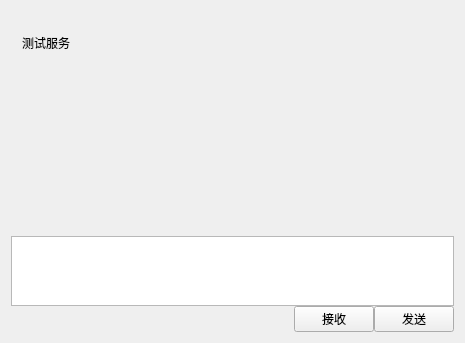
enenr2/SimpleChat, file client/chatpage.ui: the form before one commit.
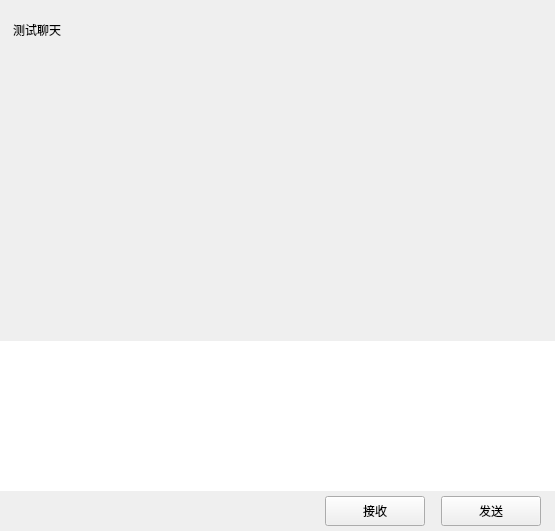
The form after the commit. Custom widgets are drawn as their Qt base class.

The edit to the form file:
```diff
--- a/client/chatpage.ui
+++ b/client/chatpage.ui
@@ -6,17 +6,41 @@
    <rect>
     <x>0</x>
     <y>0</y>
-    <width>465</width>
-    <height>343</height>
+    <width>555</width>
+    <height>531</height>
    </rect>
   </property>
   <property name="windowTitle">
    <string>Form</string>
   </property>
   <layout class="QVBoxLayout" name="verticalLayout">
+   <property name="spacing">
+    <number>0</number>
+   </property>
+   <property name="leftMargin">
+    <number>0</number>
+   </property>
+   <property name="topMargin">
+    <number>0</number>
+   </property>
+   <property name="rightMargin">
+    <number>0</number>
+   </property>
+   <property name="bottomMargin">
+    <number>0</number>
+   </property>
    <item>
     <widget class="QWidget" name="chat_data_wid" native="true">
-     <layout class="QGridLayout" name="gridLayout_2" rowstretch="2,7,1,3,1">
+     <property name="sizePolicy">
+      <sizepolicy hsizetype="Expanding" vsizetype="Expanding">
+       <horstretch>0</horstretch>
+       <verstretch>0</verstretch>
+      </sizepolicy>
+     </property>
+     <layout class="QVBoxLayout" name="verticalLayout_2">
+      <property name="spacing">
+       <number>0</number>
+      </property>
       <property name="leftMargin">
        <number>0</number>
       </property>
@@ -29,10 +53,7 @@
       <property name="bottomMargin">
        <number>0</number>
       </property>
-      <property name="spacing">
-       <number>0</number>
-      </property>
-      <item row="0" column="0">
+      <item>
        <widget class="QWidget" name="title_wid" native="true">
         <property name="minimumSize">
          <size>
@@ -46,7 +67,7 @@
           <height>60</height>
          </size>
         </property>
-        <layout class="QGridLayout" name="gridLayout">
+        <layout class="QVBoxLayout" name="verticalLayout_3">
          <property name="leftMargin">
           <number>11</number>
          </property>
@@ -59,64 +80,92 @@
          <property name="bottomMargin">
           <number>2</number>
          </property>
-         <property name="horizontalSpacing">
-          <number>2</number>
-         </property>
-         <item row="0" column="0">
-          <widget class="QLabel" name="title_lb">
-           <property name="minimumSize">
-            <size>
-             <width>0</width>
-             <height>60</height>
-            </size>
-           </property>
-           <property name="maximumSize">
-            <size>
-             <width>16777215</width>
-             <height>60</height>
-            </size>
-           </property>
-           <property name="text">
-            <string>测试服务</string>
-           </property>
+         <item>
+          <widget class="QWidget" name="widget" native="true">
+           <layout class="QHBoxLayout" name="horizontalLayout_3">
+            <property name="leftMargin">
+             <number>2</number>
+            </property>
+            <property name="topMargin">
+             <number>2</number>
+            </property>
+            <property name="rightMargin">
+             <number>2</number>
+            </property>
+            <property name="bottomMargin">
+             <number>2</number>
+            </property>
+            <item>
+             <widget class="QLabel" name="title_lb">
+              <property name="text">
+               <string>测试聊天</string>
+              </property>
+             </widget>
+            </item>
+           </layout>
           </widget>
          </item>
         </layout>
        </widget>
       </item>
-      <item row="1" column="0">
-       <widget class="ChatView" name="send_wid" native="true"/>
+      <item>
+       <widget class="ChatView" name="chat_data_list" native="true"/>
       </item>
-      <item row="2" column="0">
+      <item>
        <widget class="QWidget" name="tool_wid" native="true">
-        <layout class="QHBoxLayout" name="horizontalLayout_3" stretch="4,1,4,42">
-         <property name="spacing">
-          <number>0</number>
-         </property>
+        <property name="minimumSize">
+         <size>
+          <width>0</width>
+          <height>40</height>
+         </size>
+        </property>
+        <property name="maximumSize">
+         <size>
+          <width>16777215</width>
+          <height>40</height>
+         </size>
+        </property>
+        <layout class="QHBoxLayout" name="horizontalLayout_5">
          <property name="leftMargin">
-          <number>0</number>
+          <number>2</number>
          </property>
          <property name="topMargin">
-          <number>0</number>
+          <number>2</number>
          </property>
          <property name="rightMargin">
-          <number>0</number>
+          <number>2</number>
          </property>
          <property name="bottomMargin">
-          <number>0</number>
+          <number>2</number>
          </property>
+         <item>
+          <spacer name="horizontalSpacer_7">
+           <property name="orientation">
+            <enum>Qt::Orientation::Horizontal</enum>
+           </property>
+           <property name="sizeType">
+            <enum>QSizePolicy::Policy::Fixed</enum>
+           </property>
+           <property name="sizeHint" stdset="0">
+            <size>
+             <width>5</width>
+             <height>20</height>
+            </size>
+           </property>
+          </spacer>
+         </item>
          <item>
           <widget class="ClickedLabel" name="emo_lb">
            <property name="minimumSize">
             <size>
-             <width>30</width>
-             <height>30</height>
+             <width>25</width>
+             <height>25</height>
             </size>
            </property>
            <property name="maximumSize">
             <size>
-             <width>35</width>
-             <height>35</height>
+             <width>25</width>
+             <height>25</height>
             </size>
            </property>
            <property name="text">
@@ -125,13 +174,16 @@
           </widget>
          </item>
          <item>
-          <spacer name="horizontalSpacer">
+          <spacer name="horizontalSpacer_6">
            <property name="orientation">
             <enum>Qt::Orientation::Horizontal</enum>
            </property>
+           <property name="sizeType">
+            <enum>QSizePolicy::Policy::Fixed</enum>
+           </property>
            <property name="sizeHint" stdset="0">
             <size>
-             <width>40</width>
+             <width>5</width>
              <height>20</height>
             </size>
            </property>
@@ -147,8 +199,8 @@
            </property>
            <property name="maximumSize">
             <size>
-             <width>35</width>
-             <height>35</height>
+             <width>30</width>
+             <height>30</height>
             </size>
            </property>
            <property name="text">
@@ -157,7 +209,7 @@
           </widget>
          </item>
          <item>
-          <spacer name="horizontalSpacer_3">
+          <spacer name="horizontalSpacer_5">
            <property name="orientation">
             <enum>Qt::Orientation::Horizontal</enum>
            </property>
@@ -172,63 +224,54 @@
         </layout>
        </widget>
       </item>
-      <item row="3" column="0">
-       <widget class="QWidget" name="widget_4" native="true">
-        <layout class="QGridLayout" name="gridLayout_3">
-         <property name="leftMargin">
-          <number>0</number>
-         </property>
-         <property name="topMargin">
-          <number>0</number>
-         </property>
-         <property name="rightMargin">
-          <number>0</number>
-         </property>
-         <property name="bottomMargin">
-          <number>0</number>
-         </property>
-         <property name="spacing">
-          <number>0</number>
-         </property>
-         <item row="0" column="0">
-          <widget class="QTextEdit" name="chatEdit">
-           <property name="maximumSize">
-            <size>
-             <width>16777215</width>
-             <height>150</height>
-            </size>
-           </property>
-          </widget>
-         </item>
-        </layout>
+      <item>
+       <widget class="MessageTextEdit" name="chatEdit">
+        <property name="minimumSize">
+         <size>
+          <width>0</width>
+          <height>150</height>
+         </size>
+        </property>
+        <property name="maximumSize">
+         <size>
+          <width>16777215</width>
+          <height>150</height>
+         </size>
+        </property>
+        <property name="frameShape">
+         <enum>QFrame::Shape::NoFrame</enum>
+        </property>
        </widget>
       </item>
-      <item row="4" column="0">
-       <widget class="QWidget" name="widget_5" native="true">
+      <item>
+       <widget class="QWidget" name="send_wid" native="true">
+        <property name="minimumSize">
+         <size>
+          <width>0</width>
+          <height>40</height>
+         </size>
+        </property>
+        <property name="maximumSize">
+         <size>
+          <width>16777215</width>
+          <height>40</height>
+         </size>
+        </property>
         <layout class="QHBoxLayout" name="horizontalLayout_4">
-         <property name="spacing">
-          <number>0</number>
-         </property>
-         <property name="leftMargin">
-          <number>0</number>
-         </property>
          <property name="topMargin">
-          <number>0</number>
-         </property>
-         <property name="rightMargin">
-          <number>0</number>
+          <number>2</number>
          </property>
          <property name="bottomMargin">
-          <number>0</number>
+          <number>2</number>
          </property>
          <item>
-          <spacer name="horizontalSpacer_4">
+          <spacer name="horizontalSpacer_2">
            <property name="orientation">
             <enum>Qt::Orientation::Horizontal</enum>
            </property>
            <property name="sizeHint" stdset="0">
             <size>
-             <width>194</width>
+             <width>36</width>
              <height>20</height>
             </size>
            </property>
@@ -236,18 +279,74 @@
          </item>
          <item>
           <widget class="ClickedBtn" name="receive_btn">
+           <property name="minimumSize">
+            <size>
+             <width>100</width>
+             <height>30</height>
+            </size>
+           </property>
+           <property name="maximumSize">
+            <size>
+             <width>100</width>
+             <height>30</height>
+            </size>
+           </property>
            <property name="text">
             <string>接收</string>
            </property>
           </widget>
          </item>
+         <item>
+          <spacer name="horizontalSpacer_3">
+           <property name="orientation">
+            <enum>Qt::Orientation::Horizontal</enum>
+           </property>
+           <property name="sizeType">
+            <enum>QSizePolicy::Policy::Fixed</enum>
+           </property>
+           <property name="sizeHint" stdset="0">
+            <size>
+             <width>10</width>
+             <height>20</height>
+            </size>
+           </property>
+          </spacer>
+         </item>
          <item>
           <widget class="ClickedBtn" name="send_btn">
+           <property name="minimumSize">
+            <size>
+             <width>100</width>
+             <height>30</height>
+            </size>
+           </property>
+           <property name="maximumSize">
+            <size>
+             <width>100</width>
+             <height>30</height>
+            </size>
+           </property>
            <property name="text">
             <string>发送</string>
            </property>
           </widget>
          </item>
+         <item>
+          <spacer name="horizontalSpacer_4">
+           <property name="orientation">
+            <enum>Qt::Orientation::Horizontal</enum>
+           </property>
+           <property name="sizeType">
+            <enum>QSizePolicy::Policy::Fixed</enum>
+           </property>
+           <property name="sizeHint" stdset="0">
+            <size>
+             <width>5</width>
+             <height>20</height>
+            </size>
+           </property>
+          </spacer>
+         </item>
         </layout>
        </widget>
       </item>
@@ -267,6 +366,11 @@
    <extends>QLabel</extends>
    <header>clickedlabel.h</header>
   </customwidget>
+  <customwidget>
+   <class>MessageTextEdit</class>
+   <extends>QTextEdit</extends>
+   <header>MessageTextEdit.h</header>
+  </customwidget>
   <customwidget>
    <class>ChatView</class>
    <extends>QWidget</extends>
```
